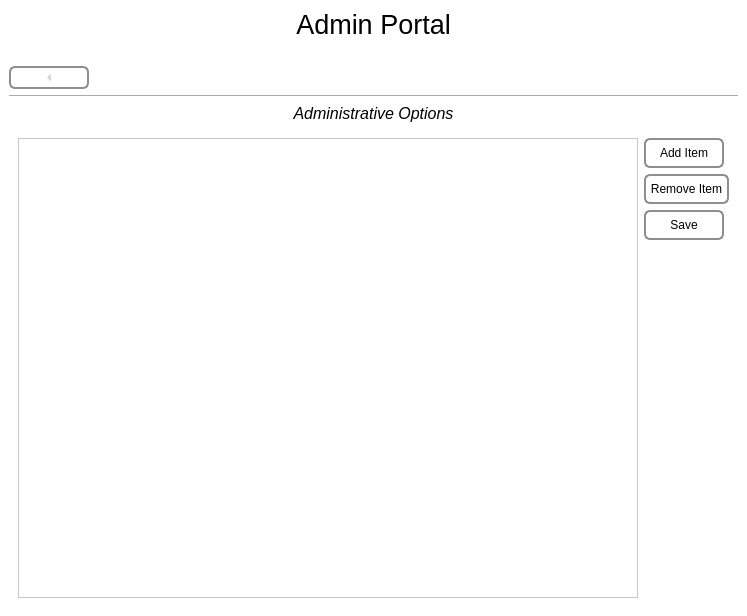
Qt form Form Files/adminView.ui (alixabahena/SIMS) before a commit.
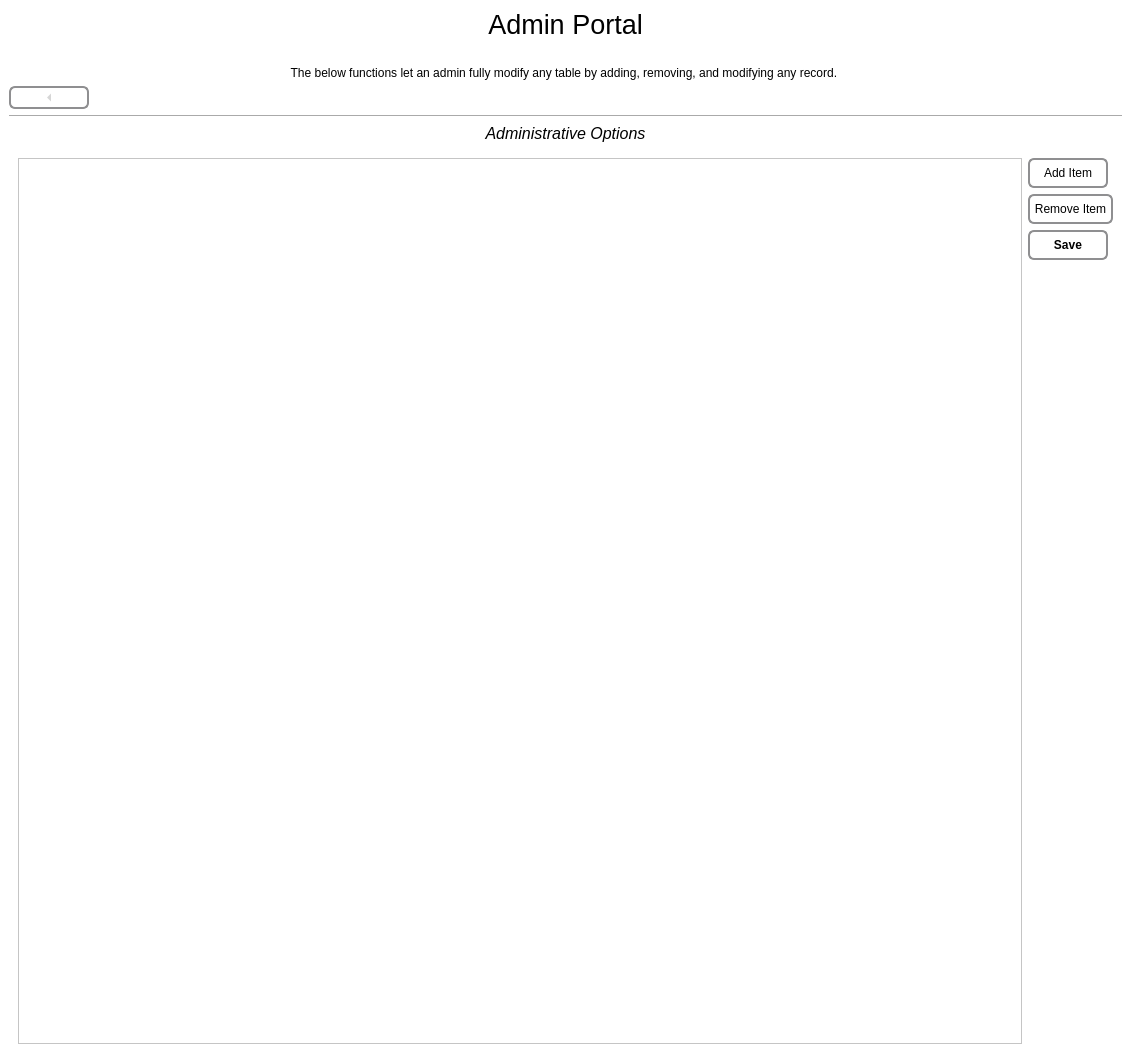
The same form after that commit. The open tabs and pages were chosen to show the change. Icons and pictures are not drawn.

Commit message: Entered basic tooltips into most views (where appropriate).

```diff
--- a/Form Files/adminView.ui
+++ b/Form Files/adminView.ui
@@ -6,8 +6,8 @@
    <rect>
     <x>0</x>
     <y>0</y>
-    <width>747</width>
-    <height>616</height>
+    <width>1131</width>
+    <height>1062</height>
    </rect>
   </property>
   <property name="windowTitle">
@@ -48,6 +48,19 @@
         </property>
        </widget>
       </item>
+      <item>
+       <widget class="QLabel" name="adminmodifymessage">
+        <property name="enabled">
+         <bool>true</bool>
+        </property>
+        <property name="text">
+         <string>The below functions let an admin fully modify any table by adding, removing, and modifying any record. </string>
+        </property>
+        <property name="alignment">
+         <set>Qt::AlignCenter</set>
+        </property>
+       </widget>
+      </item>
       <item>
        <widget class="QToolButton" name="backButton">
         <property name="enabled">
@@ -1168,6 +1181,15 @@
                 <height>30</height>
                </size>
               </property>
+              <property name="font">
+               <font>
+                <weight>75</weight>
+                <bold>true</bold>
+               </font>
+              </property>
+              <property name="toolTip">
+               <string>Saves an added record.</string>
+              </property>
               <property name="styleSheet">
                <string notr="true">QToolButton { /* all types of tool button */
     border: 2px solid #8f8f91;
```
Left out of the diff: 21 changed lines with no effect on the pictures. The commit also changes 8 other files.
